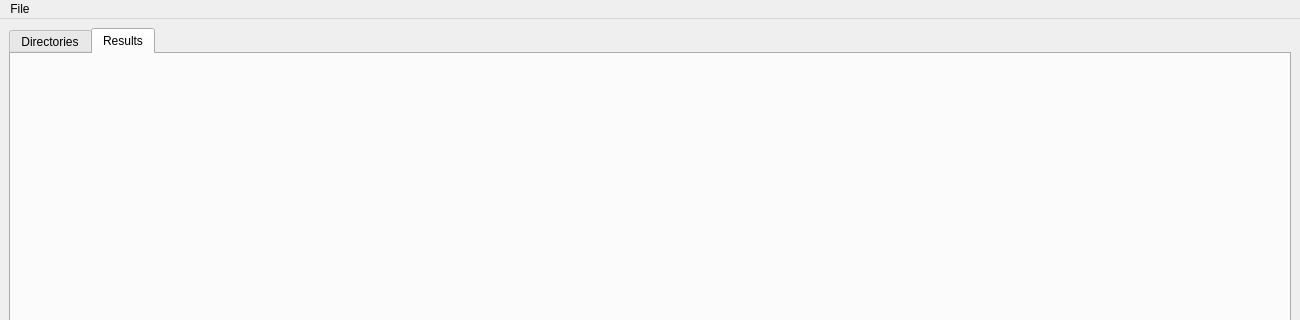
The window that src/view/main_window.ui (adam-choragwicki/DuplicateFileFinder_Qt_Cplusplus) describes before a commit, drawn with Qt 5; both pictures show x 0 to 1300 and y 0 to 320 of the 1300 by 589 pixel window.
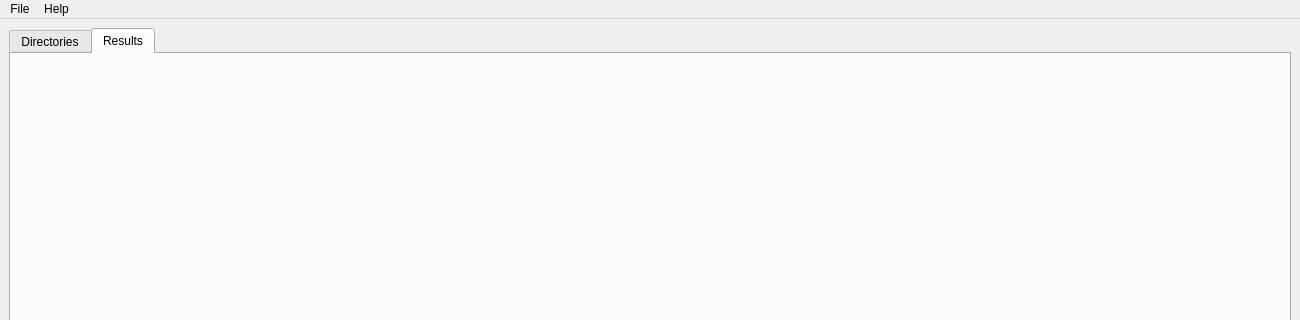
The same window after the commit. Custom widgets are drawn as their Qt base class.

Commit message: Add Help->About dialog

Patch:
```diff
--- a/src/view/main_window.ui
+++ b/src/view/main_window.ui
@@ -166,7 +166,14 @@
     <addaction name="exportToHtml_Action"/>
     <addaction name="quit_Action"/>
    </widget>
+   <widget class="QMenu" name="help_Menu">
+    <property name="title">
+     <string>Help</string>
+    </property>
+    <addaction name="aboutDuplicateFileFinder_Action"/>
+   </widget>
    <addaction name="file_Menu"/>
+   <addaction name="help_Menu"/>
   </widget>
   <action name="exportToHtml_Action">
    <property name="enabled">
```
Left out of the diff: 5 changed lines with no effect on the pictures. The commit also changes 3 other files.
